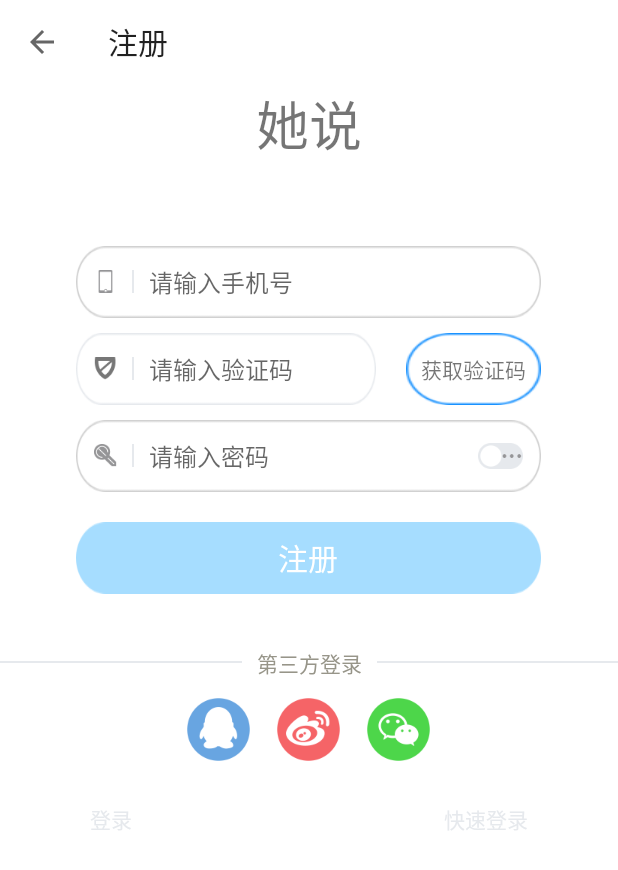
After one commit to iiifi/iiifi-android-demo01, an Android app: the RegisterActivity screen opened directly, with no data from a screen before it, on a phone screen of 412 x 824 dp. The commit adds this screen. Shown: the top 870 px of the screen. Run offline under Robolectric (Android 15) with nearby library versions, the phone set to English and light mode, and no system bars.

Commit message:
修改提示

```diff
--- a/app/src/main/AndroidManifest.xml
+++ b/app/src/main/AndroidManifest.xml
@@ -15,7 +15,8 @@
                 <category android:name="android.intent.category.LAUNCHER" />
             </intent-filter>
         </activity>
-        <activity android:name=".LoginActivity"></activity>
+        <activity android:name=".LoginActivity" />
+        <activity android:name=".RegisterActivity"></activity>
     </application>
 
 </manifest>
--- /dev/null
+++ b/app/src/main/java/com/iiifi/shop/activity/RegisterActivity.java
@@ -0,0 +1,24 @@
+package com.iiifi.shop.activity;
+
+import android.support.v7.app.AppCompatActivity;
+import android.os.Bundle;
+import android.support.v7.widget.Toolbar;
+import android.view.WindowManager;
+
+public class RegisterActivity extends AppCompatActivity {
+
+    @Override
+    protected void onCreate(Bundle savedInstanceState) {
+        super.onCreate(savedInstanceState);
+        setContentView(R.layout.activity_register);
+        //透明状态栏
+        getWindow().addFlags(WindowManager.LayoutParams.FLAG_TRANSLUCENT_STATUS);
+        //透明导航栏
+        getWindow().addFlags(WindowManager.LayoutParams.FLAG_TRANSLUCENT_NAVIGATION);
+
+        Toolbar toolbar = (Toolbar) findViewById(R.id.toolbar);
+        toolbar.setTitle("注册");
+        setSupportActionBar(toolbar);
+        getSupportActionBar().setDisplayHomeAsUpEnabled(true);
+    }
+}
--- a/app/src/main/java/com/iiifi/shop/view/LoginView.java
+++ b/app/src/main/java/com/iiifi/shop/view/LoginView.java
@@ -1,6 +1,7 @@
 package com.iiifi.shop.view;
 
 import android.app.Activity;
+import android.content.Intent;
 import android.text.Editable;
 import android.text.TextUtils;
 import android.text.TextWatcher;
@@ -15,13 +16,17 @@ import android.widget.Toast;
 
 import com.iiifi.shop.activity.LoginActivity;
 import com.iiifi.shop.activity.R;
+import com.iiifi.shop.activity.RegisterActivity;
 
 /**
  * Created by dmm on 2017/3/24.
  */
 
 public class LoginView{
+
     private static boolean IS_SEE=false;
+
+    private LoginActivity loginActivity;
     /**
      * 登录名
      */
@@ -49,7 +54,7 @@ public class LoginView{
     /**
      * 注册
      */
-    private Button registerBtn;
+    private TextView register;
     /**
      * 第三方登录
      */
@@ -60,6 +65,7 @@ public class LoginView{
     private ImageView ivWeixin;
 
     public LoginView(LoginActivity loginActivity){
+        this.loginActivity=loginActivity;
         initView(loginActivity);
         initEvent();
     }
@@ -77,7 +83,7 @@ public class LoginView{
         resetPassword = (TextView) loginActivity.findViewById(R.id.reset_password);
         speedLogin = (TextView) loginActivity.findViewById(R.id.speed_login);
         loginBtn = (Button) loginActivity.findViewById(R.id.login_btn);
-        resetPassword = (TextView) loginActivity.findViewById(R.id.reset_password);
+        register = (TextView) loginActivity.findViewById(R.id.register);
         ivQQ = (ImageView) loginActivity.findViewById(R.id.iv_qq);
         ivSina = (ImageView) loginActivity.findViewById(R.id.iv_sina);
         ivWeixin = (ImageView) loginActivity.findViewById(R.id.iv_weixin);
@@ -162,6 +168,14 @@ public class LoginView{
                 }
             }
         });
+        register.setOnClickListener(new View.OnClickListener(){
+            @Override
+            public void onClick(View v) {
+                Intent intent=new Intent(loginActivity, RegisterActivity.class);
+                loginActivity.startActivity(intent);
+
+            }
+        });
     }
 
 }
--- /dev/null
+++ b/app/src/main/res/layout/activity_register.xml
@@ -0,0 +1,281 @@
+<?xml version="1.0" encoding="utf-8"?>
+<LinearLayout xmlns:android="http://schemas.android.com/apk/res/android"
+    android:orientation="vertical"
+    android:layout_width="match_parent"
+    android:layout_height="match_parent"
+    android:fitsSystemWindows="true"
+    android:clipToPadding="true"
+    android:background="#ffffff"
+    >
+    <!--toolBar-->
+    <android.support.v7.widget.Toolbar
+        android:id="@+id/toolbar"
+        android:layout_width="match_parent"
+        android:layout_height="?attr/actionBarSize"
+        android:background="#ffffff"/>
+    <!--项目名称-->
+    <TextView
+        android:id="@+id/company_name"
+        android:layout_width="match_parent"
+        android:layout_height="wrap_content"
+        android:gravity="center"
+        android:layout_marginBottom="55dp"
+        android:text="她说"
+        android:textSize="35dp"
+        />
+    <!--输入登录名-->
+    <LinearLayout
+        android:layout_gravity="center"
+        android:layout_width="wrap_content"
+        android:layout_height="wrap_content"
+        android:background="@mipmap/login_input_box"
+        android:gravity="center"
+        android:layout_marginBottom="10dp"
+        android:padding="12dp"
+        >
+        <ImageView
+            android:layout_width="wrap_content"
+            android:layout_height="wrap_content"
+            android:src="@mipmap/login_phone"
+            />
+        <ImageView
+            android:layout_marginLeft="10dp"
+            android:layout_width="wrap_content"
+            android:layout_height="wrap_content"
+            android:src="@mipmap/login_cut_off_rule"
+            />
+        <EditText
+            android:id="@+id/et_login_name"
+            android:layout_marginLeft="10dp"
+            android:layout_width="0dp"
+            android:layout_height="wrap_content"
+            android:layout_weight="1"
+            android:inputType="phone"
+            android:maxLength="11"
+            android:textSize="16sp"
+            android:background="@null"
+            android:textCursorDrawable="@null"
+            android:hint="请输入手机号"
+            />
+        <ImageView
+            android:id="@+id/login_name_del"
+            android:layout_width="wrap_content"
+            android:layout_height="wrap_content"
+            android:src="@mipmap/login_delete"
+            android:visibility="gone"
+            />
+    </LinearLayout>
+    <!--输入验证码-->
+    <LinearLayout
+        android:layout_width="match_parent"
+        android:layout_height="wrap_content"
+        android:layout_gravity="center"
+        android:gravity="center"
+        android:layout_marginBottom="10dp"
+        >
+        <LinearLayout
+            android:layout_width="200dp"
+            android:layout_height="wrap_content"
+            android:layout_gravity="center"
+            android:background="@mipmap/login_code_input_box"
+            android:gravity="center"
+            android:padding="12dp"
+            >
+            <ImageView
+                android:layout_width="wrap_content"
+                android:layout_height="wrap_content"
+                android:src="@mipmap/login_verification"
+                />
+            <ImageView
+                android:layout_marginLeft="10dp"
+                android:layout_width="wrap_content"
+                android:layout_height="wrap_content"
+                android:src="@mipmap/login_cut_off_rule"
+                />
+            <EditText
+                android:id="@+id/et_sms_code"
+                android:layout_marginLeft="10dp"
+                android:layout_width="0dp"
+                android:layout_height="wrap_content"
+                android:layout_weight="1"
+                android:inputType="phone"
+                android:maxLength="11"
+                android:textSize="16sp"
+                android:background="@null"
+                android:textCursorDrawable="@null"
+                android:hint="请输入验证码"
+                />
+            <ImageView
+                android:id="@+id/sms_code_del"
+                android:layout_width="wrap_content"
+                android:layout_height="wrap_content"
+                android:src="@mipmap/login_delete"
+                android:visibility="gone"
+                />
+        </LinearLayout>
+        <LinearLayout
+            android:layout_width="90dp"
+            android:layout_height="match_parent"
+            android:gravity="center"
+            android:layout_marginLeft="20dp"
+            >
+            <TextView
+                android:id="@+id/send_code"
+                android:layout_width="match_parent"
+                android:layout_height="match_parent"
+                android:background="@mipmap/login_testgetcode_box"
+                android:gravity="center"
+                android:text="获取验证码"
+                />
+        </LinearLayout>
+    </LinearLayout>
+    <!--输入密码-->
+    <LinearLayout
+        android:layout_gravity="center"
+        android:layout_width="wrap_content"
+        android:layout_height="wrap_content"
+        android:background="@mipmap/login_input_box"
+        android:gravity="center"
+        android:layout_marginBottom="10dp"
+        android:padding="12dp"
+        >
+        <ImageView
+            android:layout_width="wrap_content"
+            android:layout_height="wrap_content"
+            android:src="@mipmap/login_key"
+            />
+        <ImageView
+            android:layout_marginLeft="10dp"
+            android:layout_width="wrap_content"
+            android:layout_height="wrap_content"
+            android:src="@mipmap/login_cut_off_rule"
+            />
+        <EditText
+            android:id="@+id/et_paswword"
+            android:layout_marginLeft="10dp"
+            android:layout_width="0dp"
+            android:layout_height="wrap_content"
+            android:layout_weight="1"
+            android:inputType="textPassword"
+            android:maxLength="11"
+            android:textSize="16sp"
+            android:background="@null"
+            android:textCursorDrawable="@null"
+            android:hint="请输入密码"
+            />
+        <ImageView
+            android:id="@+id/password_del"
+            android:layout_width="wrap_content"
+            android:layout_height="wrap_content"
+            android:src="@mipmap/login_delete"
+            android:visibility="gone"
+            />
+        <ImageView
+            android:id="@+id/see_password"
+            android:layout_width="wrap_content"
+            android:layout_height="wrap_content"
+            android:src="@mipmap/not_see"
+            />
+    </LinearLayout>
+    <!--注册-->
+    <Button
+        android:id="@+id/register_btn"
+        android:layout_width="wrap_content"
+        android:layout_height="wrap_content"
+        android:layout_marginTop="10dp"
+        android:text="注册"
+        android:textSize="20dp"
+        android:textColor="#ffffff"
+        android:layout_gravity="center"
+        android:background="@mipmap/login_btn_one"
+        />
+
+    <!--第三方登录-->
+    <LinearLayout
+        android:layout_width="match_parent"
+        android:layout_height="20dp"
+        android:layout_marginTop="35dp">
+
+        <View
+            android:layout_width="wrap_content"
+            android:layout_height="1dp"
+            android:layout_gravity="center"
+            android:layout_marginRight="10dp"
+            android:layout_weight="1"
+            android:background="#e6e9ed"></View>
+
+        <TextView
+            android:layout_width="wrap_content"
+            android:layout_height="wrap_content"
+            android:gravity="center_vertical"
+            android:text="第三方登录"
+            android:textColor="#979589"
+            />
+
+        <View
+            android:layout_width="wrap_content"
+            android:layout_height="1dp"
+            android:layout_gravity="center"
+            android:layout_marginLeft="10dp"
+            android:layout_weight="1"
+            android:background="#e6e9ed"></View>
+    </LinearLayout>
+    <!--第三方登录logo-->
+    <LinearLayout
+        android:layout_width="match_parent"
+        android:layout_height="wrap_content"
+        android:layout_marginTop="10dp"
+        android:gravity="center">
+        <ImageView
+            android:id="@+id/iv_qq"
+            android:layout_width="wrap_content"
+            android:layout_height="wrap_content"
+            android:src="@mipmap/login_qq" />
+
+        <ImageView
+            android:id="@+id/iv_sina"
+            android:layout_width="wrap_content"
+            android:layout_height="wrap_content"
+            android:layout_marginLeft="10dp"
+            android:src="@mipmap/login_weibo" />
+
+        <ImageView
+            android:id="@+id/iv_weixin"
+            android:layout_width="wrap_content"
+            android:layout_height="wrap_content"
+            android:layout_marginLeft="10dp"
+            android:src="@mipmap/login_weixin" />
+    </LinearLayout>
+
+    <!--忘记密码，快速登录-->
+    <RelativeLayout
+        android:layout_width="match_parent"
+        android:layout_height="wrap_content"
+        android:orientation="horizontal"
+        android:layout_marginTop="10dp"
+        >
+        <TextView
+            android:id="@+id/login_btn"
+            android:layout_width="wrap_content"
+            android:layout_height="50dp"
+            android:textColor="#e6e9ed"
+            android:textSize="14sp"
+            android:layout_alignParentLeft="true"
+            android:layout_marginLeft="60dp"
+            android:text="登录"
+            android:gravity="center"
+            />
+
+        <TextView
+            android:id="@+id/reset_password"
+            android:layout_width="wrap_content"
+            android:layout_height="50dp"
+            android:textColor="#e6e9ed"
+            android:textSize="14sp"
+            android:layout_alignParentRight="true"
+            android:layout_marginRight="60dp"
+            android:gravity="center"
+            android:text="快速登录"
+            />
+    </RelativeLayout>
+</LinearLayout>
```
Also changed, not shown: app/src/main/res/mipmap-xhdpi/login_code_input_box.png (added), app/src/main/res/mipmap-xhdpi/login_verification.png (added).
